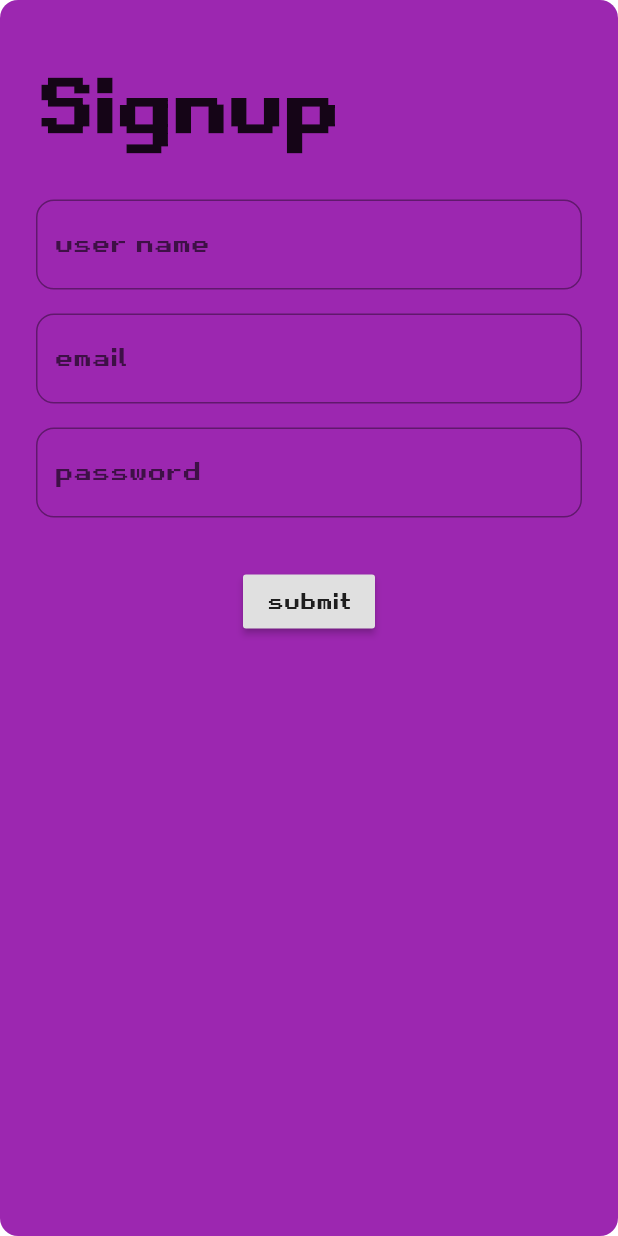
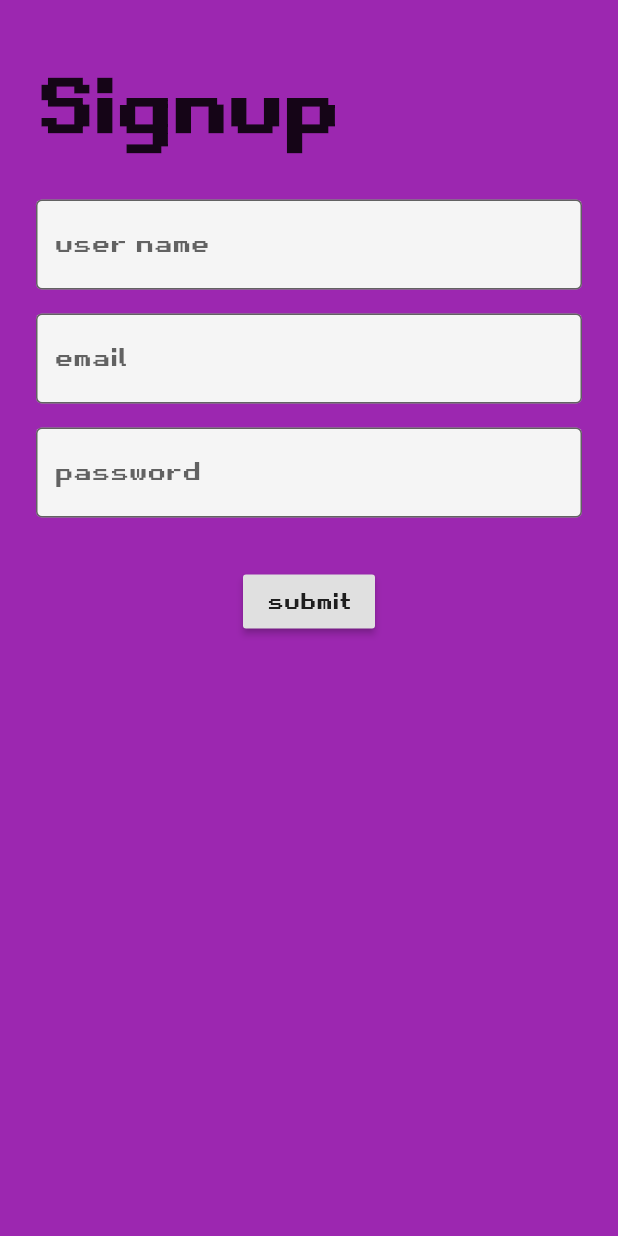
Before and after one commit to bpbushman/taskbuddies, a Flutter app: the screen it shows after launch, after a tap on "Login", after a tap on the "email" icon, on a phone screen of 412 x 824 dp. Run offline on Flutter 3.47's test engine with Material 2 defaults, Android fonts, the phone set to English and light mode, and no system bars; our stand-ins replace auto_route, cloud_firestore, expansion_tile_card, firebase_auth, get_it, google_fonts and 4 more; missing offline and left inert: pixel_border; accounts and stored records are empty.

Commit message:
changed  color for textfields login/signup

```diff
--- a/lib/ui/views/home/home_view.dart
+++ b/lib/ui/views/home/home_view.dart
@@ -58,9 +58,7 @@ class HomeView extends StatelessWidget {
                 ],
               ),
               backgroundColor: Colors.purple,
-              bottomNavigationBar: Container(
-                height: 58,
-                child: BottomNavigationBar(
+              bottomNavigationBar: BottomNavigationBar(
                 backgroundColor: Colors.grey[300],
                 iconSize: 24,
                 showUnselectedLabels: false,
@@ -83,7 +81,6 @@ class HomeView extends StatelessWidget {
                   ),
                 ],
               ),
-              ),
               body: BottomSheetManager(
                 child: getViewForIndex(model.currentIndex),
               ),
--- a/lib/ui/views/login/login_view.dart
+++ b/lib/ui/views/login/login_view.dart
@@ -17,8 +17,9 @@ class _LoginViewState extends State<LoginView> {
     return InputDecoration(
       labelText: label,
       fillColor: Colors.grey[100],
+      filled: true,
       border: OutlineInputBorder(
-          borderRadius: BorderRadius.circular(12),
+          //borderRadius: BorderRadius.circular(12),
           borderSide: BorderSide(color: Colors.black)),
     );
   }
@@ -27,11 +28,10 @@ class _LoginViewState extends State<LoginView> {
   Widget build(BuildContext context) {
     return ViewModelBuilder.reactive(
       viewModelBuilder: () => LoginViewModel(),
-      builder: (context, model, child) => ClipRRect(
-        borderRadius: BorderRadius.circular(12),
-        child: Scaffold(
-          body: Padding(
-            padding: EdgeInsets.fromLTRB(24, 40, 24, 0),
+      builder: (context, model, child) => Scaffold(
+        body: Padding(
+          padding: EdgeInsets.fromLTRB(24, 40, 24, 0),
+          child: SingleChildScrollView(
             child: Column(
               children: [
                 Align(
--- a/lib/ui/views/signup/signup_view.dart
+++ b/lib/ui/views/signup/signup_view.dart
@@ -18,8 +18,9 @@ class _SignupViewState extends State<SignupView> {
     return InputDecoration(
       labelText: label,
       fillColor: Colors.grey[100],
+      filled: true,
       border: OutlineInputBorder(
-          borderRadius: BorderRadius.circular(12),
+          //borderRadius: BorderRadius.circular(12),
           borderSide: BorderSide(color: Colors.black)),
     );
   }
@@ -28,18 +29,18 @@ class _SignupViewState extends State<SignupView> {
   Widget build(BuildContext context) {
     return ViewModelBuilder.reactive(
       viewModelBuilder: () => SignupViewModel(),
-      builder: (context, model, child) => ClipRRect(
-        borderRadius: BorderRadius.circular(12),
-        child: Scaffold(
+      builder: (context, model, child) => Scaffold(
         body: Padding(
             padding: EdgeInsets.fromLTRB(24, 40, 24, 0),
+            child: SingleChildScrollView(
               child: Column(
                 children: [
                   Align(
                     alignment: Alignment.centerLeft,
                     child: Text(
                       'Signup',
-                    style: TextStyle(fontSize: 48, fontWeight: FontWeight.bold),
+                      style:
+                          TextStyle(fontSize: 48, fontWeight: FontWeight.bold),
                     ),
                   ),
                   largeVertSpace(),
@@ -95,8 +96,7 @@ class _SignupViewState extends State<SignupView> {
                   ),
                 ],
               ),
-          ),
-        ),
+            )),
       ),
     );
   }
```
Lines whose indentation alone changed are shown as unchanged.
